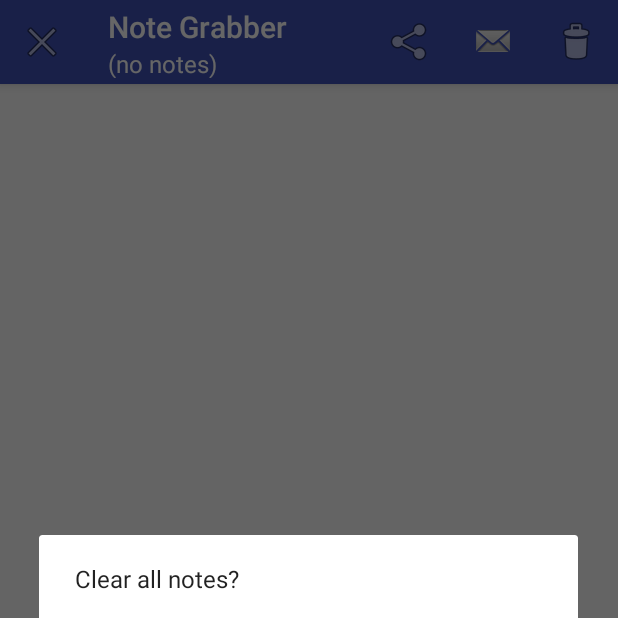
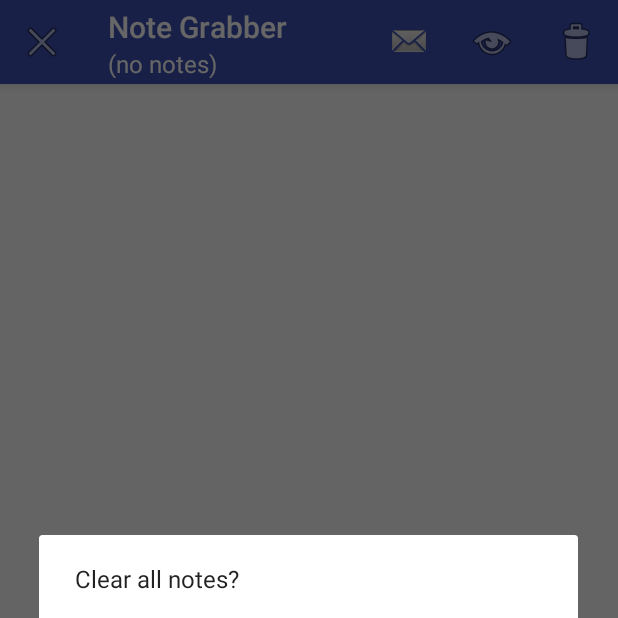
Before and after one commit to theproductiveprogrammer/006-JediMind, an Android app: the screen it shows after launch (JediMindTrick), after a tap on "Clear Notes", on a phone screen of 412 x 824 dp, the top half of it. Run offline under Robolectric (Android 15) with nearby library versions, the phone set to English and light mode, and no system bars; libraries missing offline, so code that uses them is left out: android.app, android.graphics, java.io, java.text and 1 more.

Commit message:
Add "Preview" ability to see saved notes

```diff
--- a/app/build.gradle
+++ b/app/build.gradle
@@ -7,8 +7,8 @@ android {
         applicationId "blog.theproductiveprogrammer.notegrabber"
         minSdkVersion 15
         targetSdkVersion 25
-        versionCode 3
-        versionName "3.0"
+        versionCode 4
+        versionName "4.0"
         testInstrumentationRunner "android.support.test.runner.AndroidJUnitRunner"
     }
     buildTypes {
@@ -26,5 +26,6 @@ dependencies {
     })
     compile 'com.android.support:appcompat-v7:25.3.1'
     compile 'com.android.support.constraint:constraint-layout:1.0.2'
+    compile 'com.android.support:support-v4:25.3.1'
     testCompile 'junit:junit:4.12'
 }
--- a/app/src/main/res/menu/main_actions.xml
+++ b/app/src/main/res/menu/main_actions.xml
@@ -4,14 +4,14 @@
     xmlns:android="http://schemas.android.com/apk/res/android">
 
     <item
-        android:id="@+id/shareNotes"
-        android:icon="@android:drawable/ic_menu_share"
-        android:title="Share"
-        app:showAsAction="always" />
-    <item
         android:id="@+id/exportEmail"
         android:icon="@android:drawable/sym_action_email"
         android:title="Send Email"
+        app:showAsAction="always" />
+    <item
+        android:id="@+id/previewNotes"
+        android:icon="@android:drawable/ic_menu_view"
+        android:title="Preview"
         app:showAsAction="always" />
     <item
         android:id="@+id/deleteNotes"
--- a/app/src/main/res/values/colors.xml
+++ b/app/src/main/res/values/colors.xml
@@ -3,4 +3,6 @@
     <color name="colorPrimary">#3F51B5</color>
     <color name="colorPrimaryDark">#303F9F</color>
     <color name="colorAccent">#FF4081</color>
+
+    <color name="black_overlay">#66000000</color>
 </resources>
--- a/app/src/main/res/values/strings.xml
+++ b/app/src/main/res/values/strings.xml
@@ -1,3 +1,7 @@
 <resources>
     <string name="app_name">Note Grabber</string>
+
+    <string name="title_activity_preview_notes">PreviewNotes</string>
+    <string name="dummy_button">Dummy Button</string>
+    <string name="dummy_content">DUMMY\nCONTENT</string>
 </resources>
--- a/app/src/main/res/values/styles.xml
+++ b/app/src/main/res/values/styles.xml
@@ -8,4 +8,16 @@
         <item name="colorAccent">@color/colorAccent</item>
     </style>
 
+    <style name="FullscreenTheme" parent="AppTheme">
+        <item name="android:actionBarStyle">@style/FullscreenActionBarStyle</item>
+        <item name="android:windowActionBarOverlay">true</item>
+        <item name="android:windowBackground">@null</item>
+        <item name="metaButtonBarStyle">?android:attr/buttonBarStyle</item>
+        <item name="metaButtonBarButtonStyle">?android:attr/buttonBarButtonStyle</item>
+    </style>
+
+    <style name="FullscreenActionBarStyle" parent="Widget.AppCompat.ActionBar">
+        <item name="android:background">@color/black_overlay</item>
+    </style>
+
 </resources>
```
Also changed, not shown: app/src/main/AndroidManifest.xml (+8 -3 lines), app/src/main/java/blog/theproductiveprogrammer/notegrabber/JediMindTrick.java (+7 -20 lines), app/src/main/java/blog/theproductiveprogrammer/notegrabber/PreviewNotes.java (added, +69 -0 lines), app/src/main/res/layout/activity_preview_notes.xml (added, +23 -0 lines), app/src/main/res/values/attrs.xml (added, +12 -0 lines).
